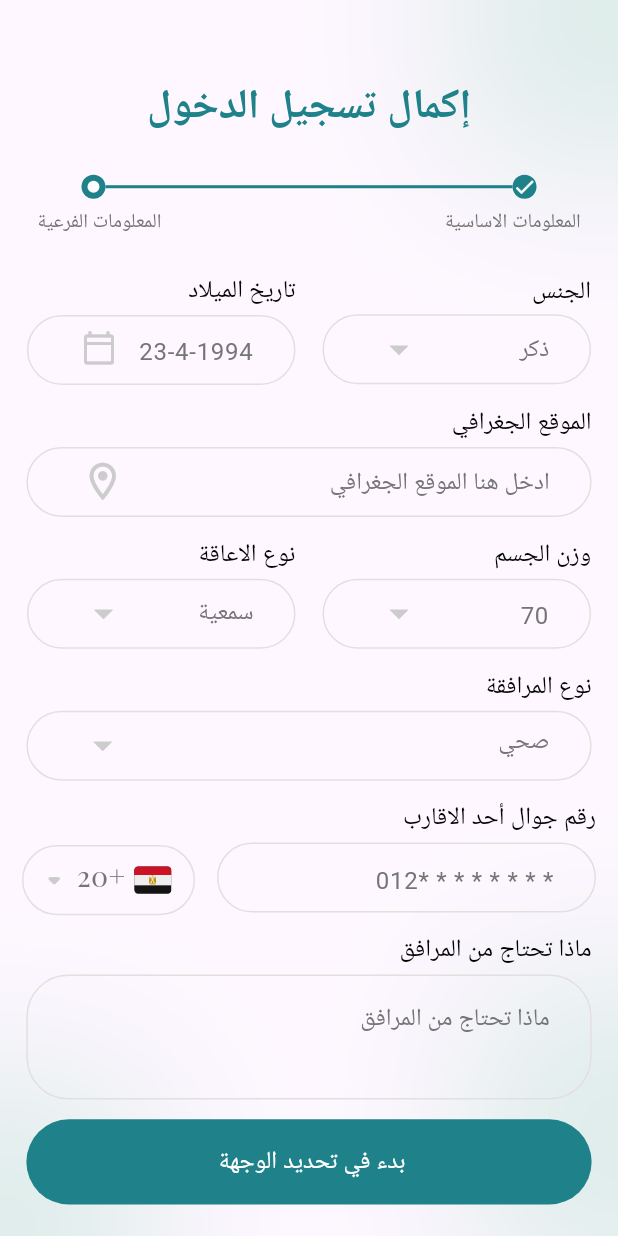
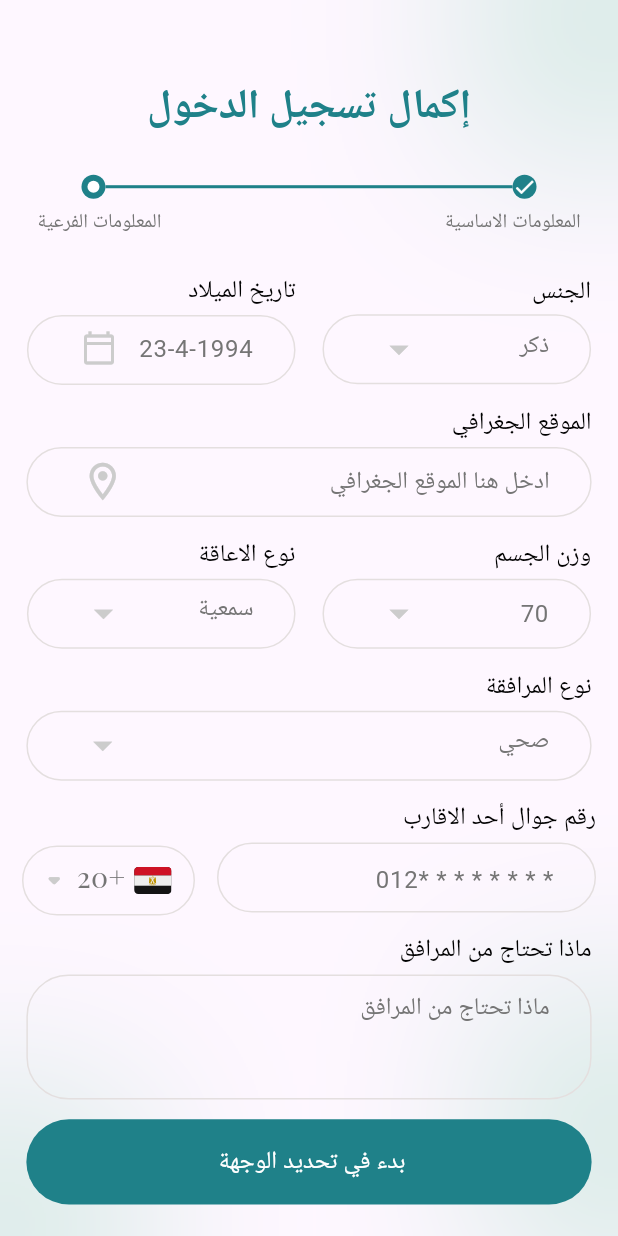
Before and after one commit to amrEsma3il/tyasar, a Flutter app: the LoginContinue screen opened by its route, after a tap on "الخطوة التالية", on a phone screen of 412 x 824 dp. Run offline on Flutter 3.47's test engine with Material 3 defaults, Android fonts, the phone set to English and light mode, and no system bars; our stand-ins replace dio, flutter_screenutil, flutter_svg, fluttertoast, get, shared_preferences; accounts and stored records are empty; Roboto replaces fonts that are missing (regular); project files that could hold a hidden picture were left out.

Commit message:
keep handle

```diff
--- a/lib/core/utilits/widgets/custom_text_field.dart
+++ b/lib/core/utilits/widgets/custom_text_field.dart
@@ -12,7 +12,7 @@ class CustomTextField extends StatelessWidget {
   int? maxLines;
 
   String? hintText;
-  double? width,height,paddingBottom;
+  double? width,height,paddingBottom,paddingTop;
   void Function()? suffixIconHitEvent;
   void Function(String)? onChanged;
   void Function()? onTap;
@@ -25,6 +25,7 @@ class CustomTextField extends StatelessWidget {
    CustomTextField({
     Key? key,
     this.hintText,
+    this.paddingTop=0,
     this.maxLines=1,
    required this.controller,
      this.keyBoardType=TextInputType.text,
@@ -74,7 +75,7 @@ class CustomTextField extends StatelessWidget {
        decoration: InputDecoration(
         constraints: BoxConstraints(maxHeight: height!,maxWidth: width!),
 
-        contentPadding:  EdgeInsets.fromLTRB(0, paddingBottom!, 27, 0),
+        contentPadding:  EdgeInsets.fromLTRB(0, paddingBottom!, 27, paddingTop!),
          hintText: hintText,
          hintStyle:  TextStyles.font13GrayRegular.copyWith(fontSize: 16,fontFamily: "regular",),
          suffixIcon:  suffiWidget,
--- a/lib/core/utilits/widgets/input_field_with_label.dart
+++ b/lib/core/utilits/widgets/input_field_with_label.dart
@@ -12,10 +12,10 @@ final int? maxLines;
  final String label,hint;
  final double height,width;
  final Widget ? suffix,prefix;
- final double? paddingBottom;
+ final double? paddingBottom,paddingTop;
    const InputFieldWithLabel({
     this.maxLines=1,
-    super.key, required this.label, required this.hint,  this.height=46,this.width=343, this.prefix ,this.suffix, this.paddingBottom=9
+    super.key, required this.label, required this.hint,  this.height=46,this.width=343, this.prefix ,this.suffix, this.paddingBottom=9, this.paddingTop=0
   });
 
   @override
@@ -34,7 +34,8 @@ final int? maxLines;
           padding:  EdgeInsets.only(bottom: 13.h),
           child: CustomTextField(
             prefixWidget: prefix,
-            paddingBottom: paddingBottom,
+            paddingBottom: paddingBottom!.h,
+            paddingTop: paddingTop!.h,
             maxLines: maxLines,
             controller: TextEditingController(),
             onTap: () {},
--- a/lib/view/widgets/auth/login_continue/main_information/input_section_main_info.dart
+++ b/lib/view/widgets/auth/login_continue/main_information/input_section_main_info.dart
@@ -16,10 +16,10 @@ class LoginContinueMainInformation extends StatelessWidget {
   Widget build(BuildContext context) {
     return      Form(
       child: Column(children: [
-                    const InputFieldWithLabel(hint: "أكتب هنا الاسم كاملا",label: "الاسم كاملا",paddingBottom: 0),
-                   const InputFieldWithLabel(hint: "أكتب هنا البريد الالكتروني",label: "البريد الالكتروني",paddingBottom: 0),
-                   const InputFieldWithLabel(hint: "أكتب هنا الرمز السري",label: "الرمز السري",paddingBottom: 0,),
-                   const InputFieldWithLabel(hint: "إعاده كتابة الرمز السري",label: "إعاده كتابة الرمز السري",paddingBottom: 0),
+                    const InputFieldWithLabel(hint: "أكتب هنا الاسم كاملا",label: "الاسم كاملا",paddingTop: 11),
+                   const InputFieldWithLabel(hint: "أكتب هنا البريد الالكتروني",label: "البريد الالكتروني",paddingTop:11 ),
+                   const InputFieldWithLabel(hint: "أكتب هنا الرمز السري",label: "الرمز السري",paddingTop: 11,),
+                   const InputFieldWithLabel(hint: "إعاده كتابة الرمز السري",label: "إعاده كتابة الرمز السري",paddingTop: 11),
                    SizedBox(height: 30.h,),
 
 
--- a/lib/view/widgets/auth/login_continue/sub_information/input_section_sub_info.dart
+++ b/lib/view/widgets/auth/login_continue/sub_information/input_section_sub_info.dart
@@ -21,6 +21,7 @@ class LoginContinueSubInformation extends StatelessWidget {
         children: [
           Row(mainAxisAlignment: MainAxisAlignment.spaceEvenly, children: [
             InputFieldWithLabel(
+              paddingTop: 13.5,
                 suffix: Padding(
                   padding: const EdgeInsets.only(left: 35),
                   child: InkWell(
@@ -32,6 +33,7 @@ class LoginContinueSubInformation extends StatelessWidget {
                 label: "الجنس",
                 width: 163),
             InputFieldWithLabel(
+              paddingTop: 12.5,
               hint: "23-4-1994",
               label: "تاريخ الميلاد",
               width: 163,
@@ -54,6 +56,7 @@ class LoginContinueSubInformation extends StatelessWidget {
             ),
           ]),
           InputFieldWithLabel(
+            paddingTop: 11,
             suffix: Padding(
               padding: const EdgeInsets.only(left: 35),
               child: InkWell(
@@ -65,6 +68,7 @@ class LoginContinueSubInformation extends StatelessWidget {
           ),
           Row(mainAxisAlignment: MainAxisAlignment.spaceEvenly, children: [
             InputFieldWithLabel(
+              paddingTop: 12,
               hint: "70",
               label: "وزن الجسم",
               width: 163,
@@ -77,7 +81,7 @@ class LoginContinueSubInformation extends StatelessWidget {
               ),
             ),
             InputFieldWithLabel(
-              paddingBottom: 7.6,
+              paddingTop: 14,
               hint: "سمعية",
               label: "نوع الاعاقة",
               width: 163,
@@ -93,7 +97,7 @@ class LoginContinueSubInformation extends StatelessWidget {
             ),
           ]),
           InputFieldWithLabel(
-            paddingBottom: 6,
+            paddingTop: 14,
             suffix: Padding(
               padding: const EdgeInsets.only(left: 35),
               child: InkWell(
@@ -105,15 +109,16 @@ class LoginContinueSubInformation extends StatelessWidget {
           ),
           Row(mainAxisAlignment: MainAxisAlignment.spaceEvenly, children: [
             const InputFieldWithLabel(
-                paddingBottom: 0,
+                paddingTop: 11,
                 hint: "* * * * * * * *012",
                 label: "رقم جوال أحد الاقارب",
                 width: 230),
             Padding(
-              padding: EdgeInsets.only(top: 18.h),
+              padding: EdgeInsets.only(top: 18.5.h),
               child: CustomTextField(
                 controller: TextEditingController(),
                 paddingBottom: 30.h,
+
                 height: 46.h,
                 width: 105.w,
                 onTap: () {},
@@ -146,6 +151,7 @@ class LoginContinueSubInformation extends StatelessWidget {
             )
           ]),
           InputFieldWithLabel(
+            paddingTop: 15,
               height: 81.h,
               hint: "ماذا تحتاج من المرافق",
               label: "ماذا تحتاج من المرافق"),
```
